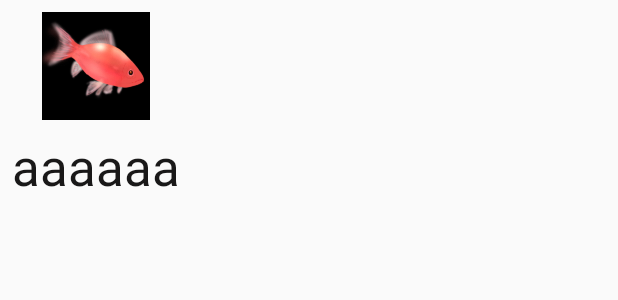
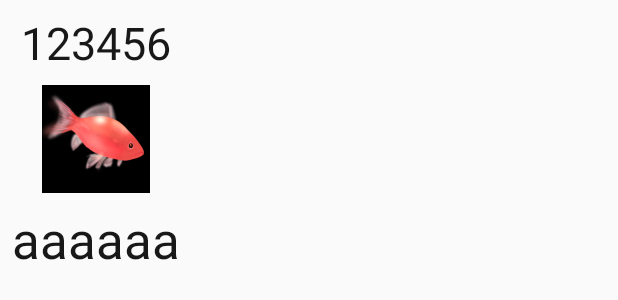
Before and after one commit to MIsosyati/LifeisGames, an Android app: the layout item_fishlibrary_data_cell.xml on its own in the app's theme, with its tools: preview values and no code run, on a phone screen of 412 x 824 dp. Shown: the top 300 px of the screen. Run offline under Robolectric (Android 15) with nearby library versions, the phone set to English and light mode, and no system bars; Roboto replaces fonts that are not available here.

Commit message:
図鑑内容いじった

```diff
--- a/app/src/main/java/com/lifeistech/android/lifeisgames/kingyosukui/Fish_library_data.kt
+++ b/app/src/main/java/com/lifeistech/android/lifeisgames/kingyosukui/Fish_library_data.kt
@@ -1,6 +1,6 @@
 package com.lifeistech.android.lifeisgames.kingyosukui
 
-data class Fish_library_data (val fishImage: Int,
+data class Fish_library_data (val fishimage: Int,
       val fishnumber:String,
       val fishName: String,
       val fish_option: String)
--- a/app/src/main/res/layout/item_fishlibrary_data_cell.xml
+++ b/app/src/main/res/layout/item_fishlibrary_data_cell.xml
@@ -2,19 +2,33 @@
 <androidx.constraintlayout.widget.ConstraintLayout xmlns:android="http://schemas.android.com/apk/res/android"
     xmlns:app="http://schemas.android.com/apk/res-auto"
     xmlns:tools="http://schemas.android.com/tools"
+    android:id="@+id/container"
     android:layout_width="wrap_content"
     android:layout_height="wrap_content"
     android:padding="8dp">
+
+    <TextView
+        android:id="@+id/textView9"
+        android:layout_width="wrap_content"
+        android:layout_height="wrap_content"
+        android:text="123456"
+        android:textColor="#191818"
+        android:textSize="30sp"
+        app:layout_constraintEnd_toEndOf="parent"
+        app:layout_constraintStart_toStartOf="parent"
+        app:layout_constraintTop_toTopOf="parent" />
 
     <ImageView
         android:id="@+id/imageView8"
         android:layout_width="72dp"
         android:layout_height="72dp"
+        android:layout_marginTop="8dp"
         android:layout_marginBottom="8dp"
+        android:textColor="#191818"
         app:layout_constraintBottom_toTopOf="@+id/fishname"
         app:layout_constraintEnd_toEndOf="parent"
         app:layout_constraintStart_toStartOf="parent"
-        app:layout_constraintTop_toTopOf="parent"
+        app:layout_constraintTop_toBottomOf="@+id/textView9"
         app:srcCompat="@drawable/wakinr" />
 
     <TextView
@@ -26,6 +40,5 @@
         android:textSize="34sp"
         app:layout_constraintBottom_toBottomOf="parent"
         app:layout_constraintEnd_toEndOf="parent"
-        app:layout_constraintStart_toStartOf="parent"
-        app:layout_constraintTop_toBottomOf="@+id/imageView8" />
+        app:layout_constraintStart_toStartOf="parent" />
 </androidx.constraintlayout.widget.ConstraintLayout>
```
Also changed, not shown: app/src/main/java/com/lifeistech/android/lifeisgames/kingyosukui/FishlibraryActivity.kt (+10 -2 lines), app/src/main/java/com/lifeistech/android/lifeisgames/kingyosukui/Recyclerviewadapter.kt (added, +43 -0 lines), app/src/main/res/drawable/wakinw.jpg (added).
